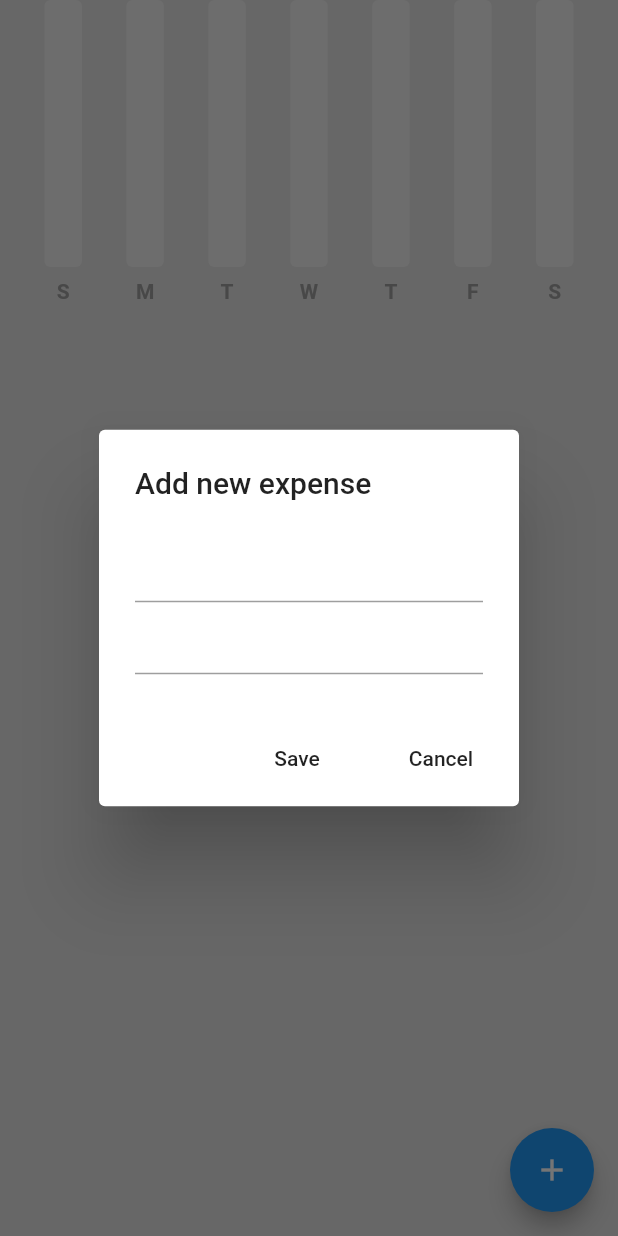
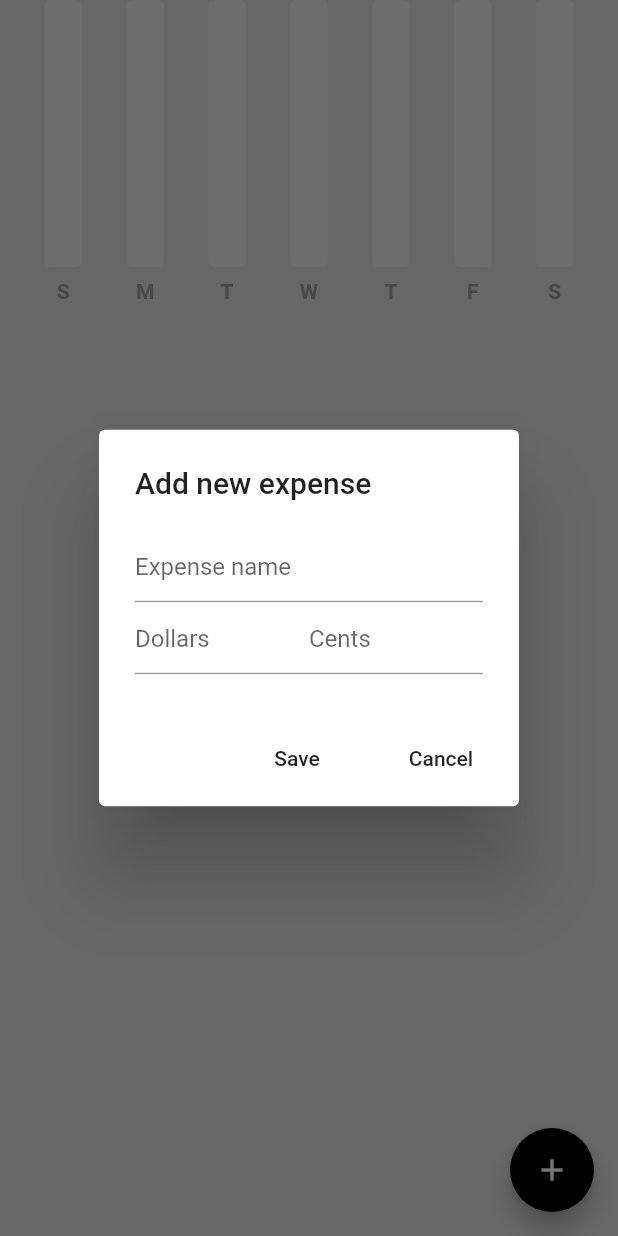
Before and after one commit to ErnestoMoraes/Expense_tracker_Flutter, a Flutter app: the screen it shows after launch, after a tap on the "add" icon, on a phone screen of 412 x 824 dp. Run offline on Flutter 3.47's test engine with Material 2 defaults, Android fonts, the phone set to English and light mode, and no system bars; drawn by our look-alikes of fl_chart; our stand-ins replace hive, hive_flutter; accounts and stored records are empty.

Commit message:
Usando o Hive

```diff
--- /dev/null
+++ b/lib/data/hive_database.dart
@@ -0,0 +1,41 @@
+import 'package:expense_tracker/expense/expense_item.dart';
+import 'package:hive/hive.dart';
+
+class HiveDatabase {
+  final _myBox = Hive.box('expense_database');
+
+  void saveData(List<ExpenseItem> allExpense) {
+    List<List<dynamic>> allExpensesFormatted = [];
+    for (var expense in allExpense) {
+      List<dynamic> expenseFormated = [
+        expense.name,
+        expense.amount,
+        expense.dateTime,
+      ];
+      allExpensesFormatted.add(expenseFormated);
+    }
+    _myBox.put('ALL_EXPENSES', allExpensesFormatted);
+  }
+
+  List<ExpenseItem> readData() {
+    List savedExpenses = _myBox.get('ALL_EXPENSES') ?? [];
+    List<ExpenseItem> allExpenses = [];
+
+    for (int i = 0; i < savedExpenses.length; i++) {
+      String name = savedExpenses[i][0];
+      String amount = savedExpenses[i][0];
+      DateTime dateTime = savedExpenses[i][0];
+
+      ExpenseItem expense = ExpenseItem(
+        name: name,
+        amount: amount,
+        dateTime: dateTime,
+      );
+
+      allExpenses.add(expense);
+    }
+    return allExpenses;
+  }
+
+
+}
--- a/lib/main.dart
+++ b/lib/main.dart
@@ -1,9 +1,12 @@
 import 'package:expense_tracker/data/expanse_data.dart';
 import 'package:expense_tracker/pages/home_page.dart';
 import 'package:flutter/material.dart';
+import 'package:hive_flutter/adapters.dart';
 import 'package:provider/provider.dart';
 
-void main() {
+void main() async {
+  await Hive.initFlutter();
+  await Hive.openBox('expense_database');
   runApp(const MyApp());
 }
 
--- a/lib/pages/home_page.dart
+++ b/lib/pages/home_page.dart
@@ -14,7 +14,8 @@ class HomePage extends StatefulWidget {
 
 class _HomePageState extends State<HomePage> {
   final nameEC = TextEditingController();
-  final amountEC = TextEditingController();
+  final dollarEC = TextEditingController();
+  final centsEC = TextEditingController();
 
   void addNewExpense() {
     showDialog(
@@ -26,9 +27,25 @@ class _HomePageState extends State<HomePage> {
           children: [
             TextField(
               controller: nameEC,
+              decoration: const InputDecoration(hintText: 'Expense name'),
             ),
-            TextField(
-              controller: amountEC,
+            Row(
+              children: [
+                Expanded(
+                  child: TextField(
+                    controller: dollarEC,
+                    keyboardType: TextInputType.number,
+                    decoration: const InputDecoration(hintText: 'Dollars'),
+                  ),
+                ),
+                Expanded(
+                  child: TextField(
+                    controller: centsEC,
+                    keyboardType: TextInputType.number,
+                    decoration: const InputDecoration(hintText: 'Cents'),
+                  ),
+                ),
+              ],
             ),
           ],
         ),
@@ -47,9 +64,10 @@ class _HomePageState extends State<HomePage> {
   }
 
   void save() {
+    String amountEC = '${dollarEC.text}.${centsEC.text}';
     ExpenseItem newExpense = ExpenseItem(
       name: nameEC.text,
-      amount: amountEC.text,
+      amount: amountEC,
       dateTime: DateTime.now(),
     );
     Provider.of<ExpanseData>(context, listen: false).addNewExpense(newExpense);
@@ -64,7 +82,8 @@ class _HomePageState extends State<HomePage> {
 
   void clearControllers() {
     nameEC.clear();
-    amountEC.clear();
+    dollarEC.clear();
+    centsEC.clear();
   }
 
   @override
@@ -74,12 +93,14 @@ class _HomePageState extends State<HomePage> {
           backgroundColor: Colors.grey[300],
           floatingActionButton: FloatingActionButton(
             onPressed: addNewExpense,
+            backgroundColor: Colors.black,
             child: const Icon(Icons.add),
           ),
           body: ListView(
             children: [
-             // week summary
+              // week summary
               ExpenseSumary(startOfWeek: value.startOfWeekDate()),
+              const SizedBox(height: 20),
               // expense list
               ListView.builder(
                 shrinkWrap: true,
--- a/pubspec.yaml
+++ b/pubspec.yaml
@@ -37,6 +37,8 @@ dependencies:
   cupertino_icons: ^1.0.2
   provider: ^6.0.5
   fl_chart: ^0.60.0
+  hive: ^2.2.3
+  hive_flutter: ^1.1.0
 
 dev_dependencies:
   flutter_test:
```
Also changed, not shown: pubspec.lock.
